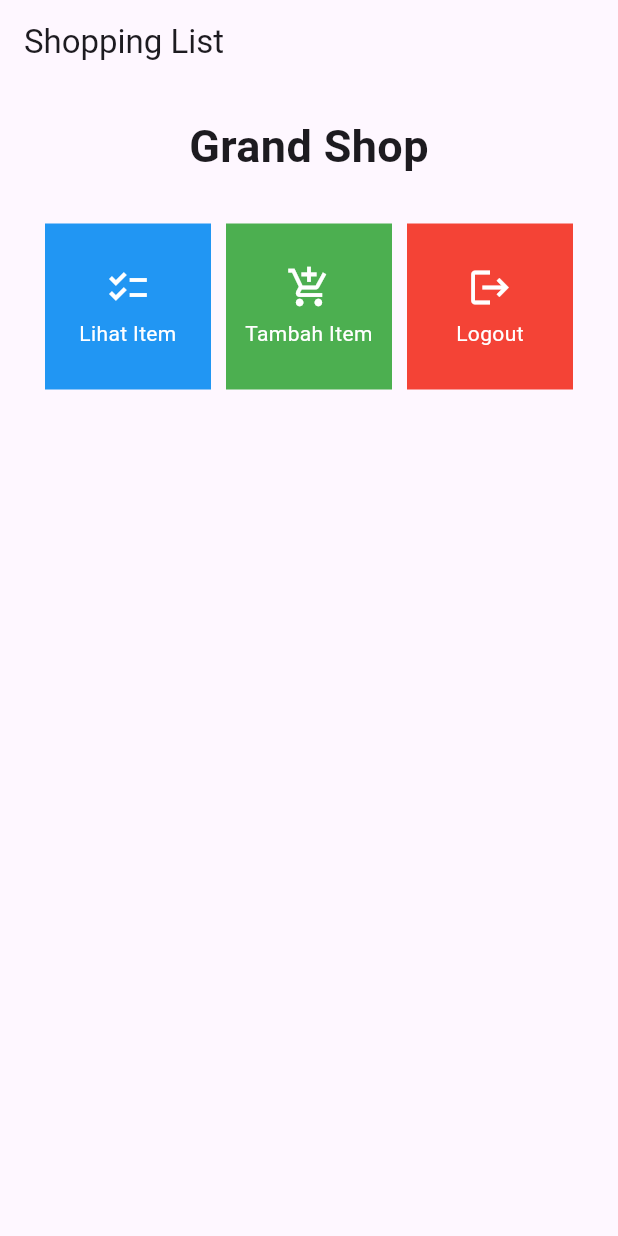
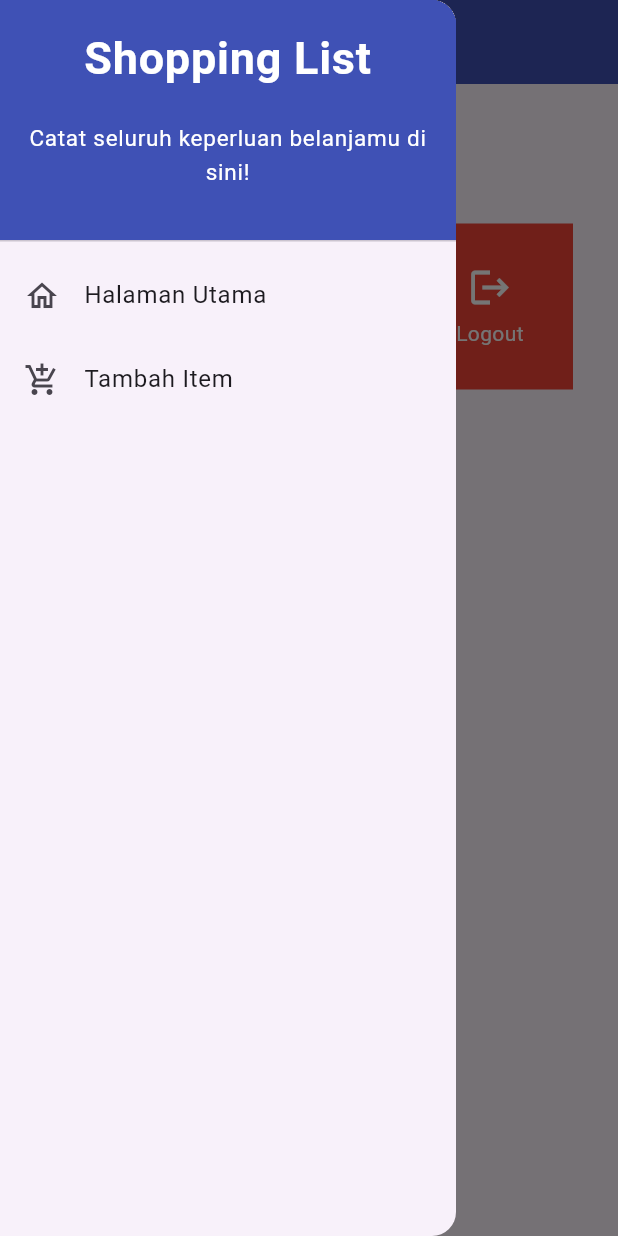
Before and after one commit to IrvanRizqy/Flutter-Project, a Flutter app: the screen it shows after launch, with the side drawer open (before the commit the screen has no drawer), on a phone screen of 412 x 824 dp. Run offline on Flutter 3.47's test engine with Material 2 defaults, Android fonts, the phone set to English and light mode, and no system bars.

```diff
--- a/lib/main.dart
+++ b/lib/main.dart
@@ -1,5 +1,5 @@
 import 'package:flutter/material.dart';
-import 'package:flutter_project/menu.dart';
+import 'package:flutter_project/screens/menu.dart';
 
 void main() {
   runApp(const MyApp());
--- a/lib/menu.dart
+++ b/lib/screens/menu.dart
@@ -1,12 +1,7 @@
 import 'package:flutter/material.dart';
-
-class ShopItem {
-  final String name;
-  final IconData icon;
-  final Color color;
-
-  ShopItem(this.name, this.icon, this.color);
-}
+import 'package:flutter_project/screens/shoplist_form.dart';
+import 'package:flutter_project/widgets/left_drawer.dart';
+import 'package:flutter_project/widgets/shop_card.dart';
 
 class MyHomePage extends StatelessWidget {
   MyHomePage({Key? key}) : super(key: key);
@@ -24,7 +19,11 @@ class MyHomePage extends StatelessWidget {
         title: const Text(
           'Shopping List',
         ),
+        backgroundColor: Colors.indigo,
+        foregroundColor: Colors.white,
       ),
+      // Masukkan drawer sebagai parameter nilai drawer dari widget Scaffold
+      drawer: const LeftDrawer(),
       body: SingleChildScrollView(
         // Widget wrapper yang dapat discroll
         child: Padding(
@@ -83,6 +82,12 @@ class ShopCard extends StatelessWidget {
             ..hideCurrentSnackBar()
             ..showSnackBar(SnackBar(
                 content: Text("Kamu telah menekan tombol ${item.name}!")));
+
+          // Navigate ke route yang sesuai (tergantung jenis tombol)
+          if (item.name == "Tambah Item") {
+            Navigator.push(context,
+            MaterialPageRoute(builder: (context) => const ShopFormPage()));
+          }
         },
         child: Container(
           // Container untuk menyimpan Icon dan Text
--- /dev/null
+++ b/lib/widgets/left_drawer.dart
@@ -0,0 +1,68 @@
+import 'package:flutter/material.dart';
+import 'package:flutter_project/screens/menu.dart';
+import 'package:flutter_project/screens/shoplist_form.dart';
+
+class LeftDrawer extends StatelessWidget {
+  const LeftDrawer({super.key});
+
+  @override
+  Widget build(BuildContext context) {
+    return Drawer(
+      child: ListView(
+        children: [
+          const DrawerHeader(
+            decoration: BoxDecoration(
+              color: Colors.indigo,
+            ),
+            child: Column(
+              children: [
+                Text(
+                  'Shopping List',
+                  textAlign: TextAlign.center,
+                  style: TextStyle(
+                    fontSize: 30,
+                    fontWeight: FontWeight.bold,
+                    color: Colors.white,
+                  ),
+                ),
+                Padding(padding: EdgeInsets.all(10)),
+                Text("Catat seluruh keperluan belanjamu di sini!",
+                    style: TextStyle(
+                    fontSize: 15, // Ukuran font 15
+                    color: Colors.white, // Warna teks putih
+                    fontWeight: FontWeight.normal, // Weight biasa
+                    ),
+                    textAlign: TextAlign.center, // Center alignment
+                ),
+              ],
+            ),
+          ),
+          ListTile(
+            leading: const Icon(Icons.home_outlined),
+            title: const Text('Halaman Utama'),
+            // Bagian redirection ke MyHomePage
+            onTap: () {
+              Navigator.pushReplacement(
+                  context,
+                  MaterialPageRoute(
+                    builder: (context) => MyHomePage(),
+                  ));
+            },
+          ),
+          ListTile(
+            leading: const Icon(Icons.add_shopping_cart),
+            title: const Text('Tambah Item'),
+            // Bagian redirection ke ShopFormPage
+            onTap: () {
+              Navigator.pushReplacement(
+              context,
+              MaterialPageRoute(
+                  builder: (context) => ShopFormPage(),
+              ));
+            },
+          ),
+        ],
+      ),
+    );
+  }
+}
--- /dev/null
+++ b/lib/widgets/shop_card.dart
@@ -0,0 +1,9 @@
+import 'package:flutter/material.dart';
+
+class ShopItem {
+  final String name;
+  final IconData icon;
+  final Color color;
+
+  ShopItem(this.name, this.icon, this.color);
+}
```
Also changed, not shown: lib/screens/shoplist_form.dart (added, +167 -0 lines).
